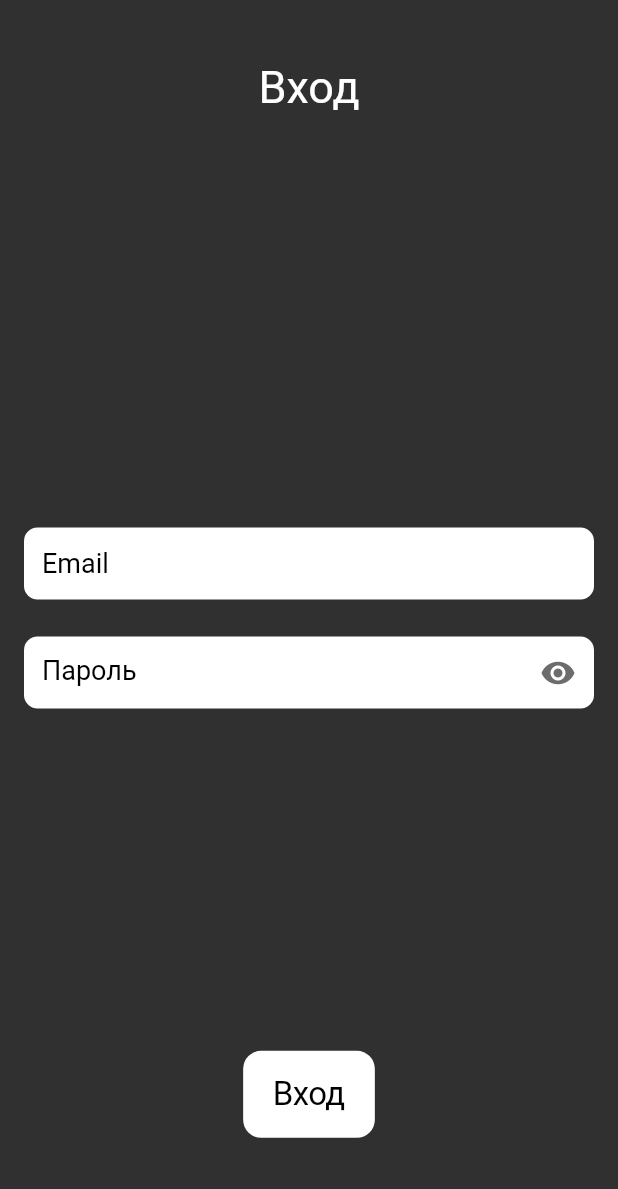
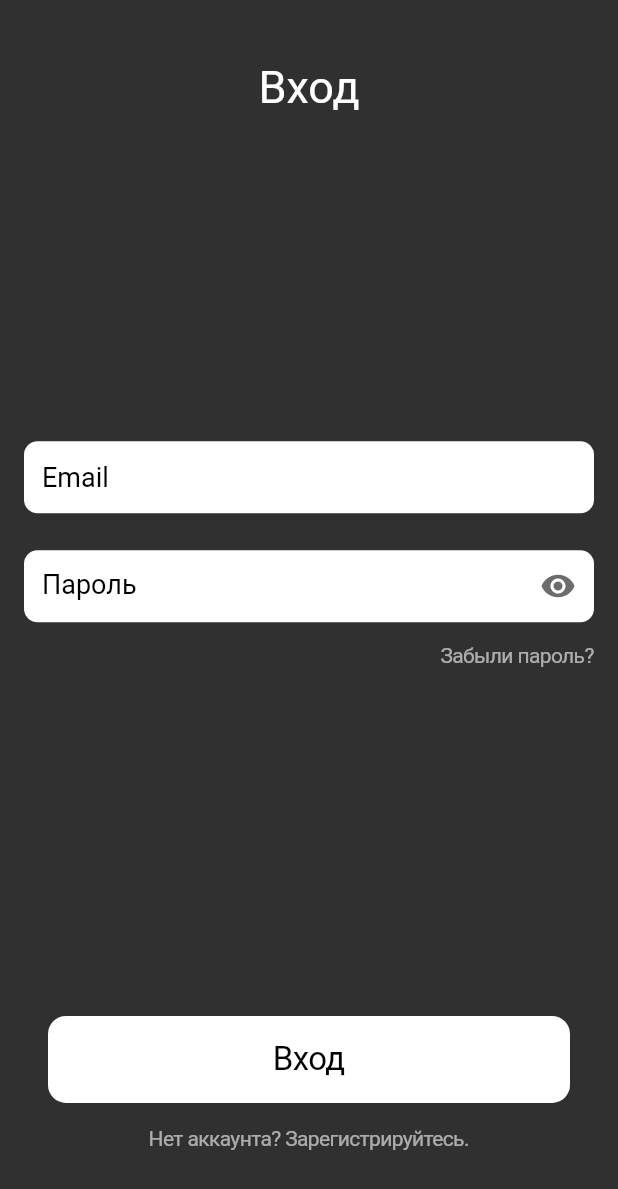
Before and after one commit to cr0manty/BlackDog, a Flutter app: the screen it shows after launch, on a phone screen of 412 x 824 dp. Shown: the top 1189 px of the screen. Run offline on Flutter 3.47's test engine with Material 2 defaults, Android fonts, the phone set to English and light mode, and no system bars; our stand-ins replace connectivity, flutter_html, modal_progress_hud, shared_preferences; missing offline and left inert: barcode_scan, flutter_sfsymbols, http_interceptor; accounts and stored records are empty.

Commit message:
work on register an sign in pages

```diff
--- a/lib/instances/account.dart
+++ b/lib/instances/account.dart
@@ -31,6 +31,7 @@ class Account {
   Future<bool> setUser() async {
     _user = await Api.instance.getUser();
     state = _user.isStaff ? AccountState.STAFF : AccountState.USER;
+    Api.instance.initialize();
     return _user != null;
   }
 }
--- a/lib/models/user.dart
+++ b/lib/models/user.dart
@@ -52,7 +52,7 @@ class User {
       phone: json['phone'],
       instagramUsername: json['instagram_username'],
       qrCode: json['qr_code'],
-      isStaff: json['superuser'] ?? false,
+      isStaff: json['is_staff'],
       vouchers: vouchersFromJsonList(json['vouchers'] ?? []));
 
   Map<String, dynamic> toJson() => {
@@ -62,7 +62,7 @@ class User {
         'qr_code': qrCode,
         'instagram_username': instagramUsername,
         'email': email,
-        'superuser': isStaff,
+        'is_staff': isStaff,
         'vouchers': vouchers ?? []
       };
 }
--- a/lib/screens/sign_in.dart
+++ b/lib/screens/sign_in.dart
@@ -1,5 +1,6 @@
 import 'package:black_dog/instances/account.dart';
 import 'package:black_dog/instances/api.dart';
+import 'package:black_dog/screens/sign_up.dart';
 import 'package:black_dog/utils/size.dart';
 import 'package:black_dog/instances/utils.dart';
 import 'package:black_dog/screens/home_page.dart';
@@ -18,8 +19,35 @@ class SignInPage extends StatefulWidget {
 class _SignInPageState extends State<SignInPage> {
   final TextEditingController _emailFilter = TextEditingController();
   final TextEditingController _passwordFilter = TextEditingController();
+  final GlobalKey _formKey = GlobalKey<FormState>();
+  Map fieldsError = {};
   bool _obscureText = true;
   bool isLoading = false;
+
+  Widget _showValidateError({String key, bool bottomPadding = true}) {
+    if (fieldsError.containsKey(key)) {
+      return Container(
+          alignment: Alignment.centerLeft,
+          padding: EdgeInsets.only(
+              top: 10,
+              left: 10,
+              bottom: bottomPadding ? ScreenSize.elementIndentHeight : 0),
+          child: Text(fieldsError[key],
+              style:
+                  TextStyle(color: Colors.red.withOpacity(0.9), fontSize: 12)));
+    } else if (fieldsError.containsKey('all')) {
+      return Container(
+          alignment: Alignment.centerLeft,
+          padding: EdgeInsets.only(
+              top: 10,
+              left: 10,
+              bottom: bottomPadding ? ScreenSize.elementIndentHeight : 0),
+          child: Text(fieldsError['all'],
+              style:
+                  TextStyle(color: Colors.red.withOpacity(0.9), fontSize: 12)));
+    }
+    return SizedBox(height: bottomPadding ? ScreenSize.elementIndentHeight : 0);
+  }
 
   @override
   Widget build(BuildContext context) {
@@ -32,21 +60,25 @@ class _SignInPageState extends State<SignInPage> {
                 progressIndicator: CupertinoActivityIndicator(),
                 inAsyncCall: isLoading,
                 child: SafeArea(
+                  child: Form(
+                    key: _formKey,
                     child: Container(
                       padding: EdgeInsets.all(16),
-              child: Stack(
+                      child: Column(
+                        mainAxisSize: MainAxisSize.max,
+                        mainAxisAlignment: MainAxisAlignment.spaceBetween,
+                        crossAxisAlignment: CrossAxisAlignment.start,
                         children: <Widget>[
                           Container(
                             alignment: Alignment.topCenter,
-                    padding:
-                        EdgeInsets.only(top: ScreenSize.elementIndentHeight),
+                            padding: EdgeInsets.only(
+                                top: ScreenSize.elementIndentHeight),
                             child: Text(
                               'Вход',
                               style: TextStyle(fontSize: 30),
                             ),
                           ),
-                  Center(
-                    child: Column(
+                          Column(
                             mainAxisSize: MainAxisSize.max,
                             mainAxisAlignment: MainAxisAlignment.center,
                             children: <Widget>[
@@ -56,8 +88,9 @@ class _SignInPageState extends State<SignInPage> {
                                       child: TextInput(
                                     controller: _emailFilter,
                                     hintText: 'Email',
+                                    inputAction: TextInputAction.continueAction,
                                   ))),
-                        SizedBox(height: ScreenSize.elementIndentHeight),
+                              _showValidateError(key: 'email'),
                               Align(
                                   alignment: Alignment.center,
                                   child: Container(
@@ -75,41 +108,83 @@ class _SignInPageState extends State<SignInPage> {
                                         setState(() {
                                           _obscureText = !_obscureText;
                                         });
-                                  }),
+                                      },
+                                    ),
+                                    inputAction: TextInputAction.done,
                                   ))),
+                              _showValidateError(key: 'password', bottomPadding: false),
+                              Container(
+                                alignment: Alignment.centerRight,
+                                child: CupertinoButton(
+                                    padding: EdgeInsets.only(
+                                        top: 8, bottom: 8, left: 8),
+                                    onPressed: () {},
+                                    child: Text(
+                                      'Забыли пароль?',
+                                      style: TextStyle(
+                                          fontSize: 14,
+                                          color: Colors.white.withOpacity(0.6)),
+                                    )),
+                              ),
                             ],
-                    ),
                           ),
                           Container(
                               alignment: Alignment.bottomCenter,
                               padding: EdgeInsets.only(
-                          bottom: ScreenSize.elementIndentHeight * 2),
+                                  bottom: ScreenSize.elementIndentHeight),
+                              child: Column(
+                                children: <Widget>[
+                                  SizedBox(
+                                    width: ScreenSize.width - 64,
                                     child: CupertinoButton(
-                          onPressed: () async {
-                            setState(() => isLoading = !isLoading);
-                            Map response = await Api.instance
-                                .login(_emailFilter.text, _passwordFilter.text);
-
-                            bool result = response.remove('result');
-                            if (result && await Account.instance.setUser()) {
-                              Navigator.of(context)
-                                  .push(BottomRoute(page: HomePage()));
-                            } else {
-                              Utils.showErrorPopUp(context,
-                                  text: response.values.toList()[0][0] ??
-                                      'Error');
-                            }
-                            setState(() => isLoading = !isLoading);
-                          },
+                                        onPressed: loginClick,
                                         color: Colors.white,
                                         child: Text(
                                           'Вход',
-                            style: TextStyle(fontSize: 22, color: Colors.black),
-                          ))),
+                                          style: TextStyle(
+                                              fontSize: 22,
+                                              color: Colors.black),
+                                        )),
+                                  ),
+                                  CupertinoButton(
+                                      onPressed: () {
+                                        Navigator.of(context).push(
+                                            BottomRoute(page: SignUpPage()));
+                                      },
+                                      child: Text(
+                                        'Нет аккаунта? Зарегистрируйтесь.',
+                                        style: TextStyle(
+                                            fontSize: 14,
+                                            color:
+                                                Colors.white.withOpacity(0.6)),
+                                      )),
+                                ],
+                              )),
                         ],
                       ),
                     ),
                   ),
-        )));
+                ))));
+  }
+
+  Future loginClick() async {
+    setState(() => isLoading = !isLoading);
+    fieldsError = {};
+    Map response =
+        await Api.instance.login(_emailFilter.text, _passwordFilter.text);
+
+    bool result = response.remove('result');
+    if (result && await Account.instance.setUser()) {
+      Navigator.of(context).push(BottomRoute(page: HomePage()));
+    } else {
+      response.forEach((key, value) {
+        if (key == 'email' || key == 'password') {
+          fieldsError[key] = value[0];
+        } else {
+          fieldsError['all'] = value[0];
+        }
+      });
+    }
+    setState(() => isLoading = !isLoading);
   }
 }
--- a/lib/utils/connection_check.dart
+++ b/lib/utils/connection_check.dart
@@ -53,9 +53,7 @@ class ConnectionsCheck {
   }
 
   void _processRequestQuery() {
-    _requestsQuery.forEach((element) {
-      element();
-    });
+    _requestsQuery.forEach((element) => element());
   }
 
   void disposeStream() => controller.close();
--- a/pubspec.yaml
+++ b/pubspec.yaml
@@ -37,6 +37,7 @@ dependencies:
   flutter_sfsymbols: ^1.0.0
   flutter_html: ^1.0.0
   path_provider: ^1.6.11
+
 
 dev_dependencies:
   flutter_test:
```
Also changed, not shown: lib/instances/api.dart (+39 -13 lines), lib/instances/utils.dart (+7 -0 lines), lib/screens/home_page.dart (+5 -3 lines), lib/screens/sign_up.dart (added, +293 -0 lines), lib/widgets/bonus_card.dart (+7 -4 lines). Lines whose indentation alone changed are shown as unchanged.
